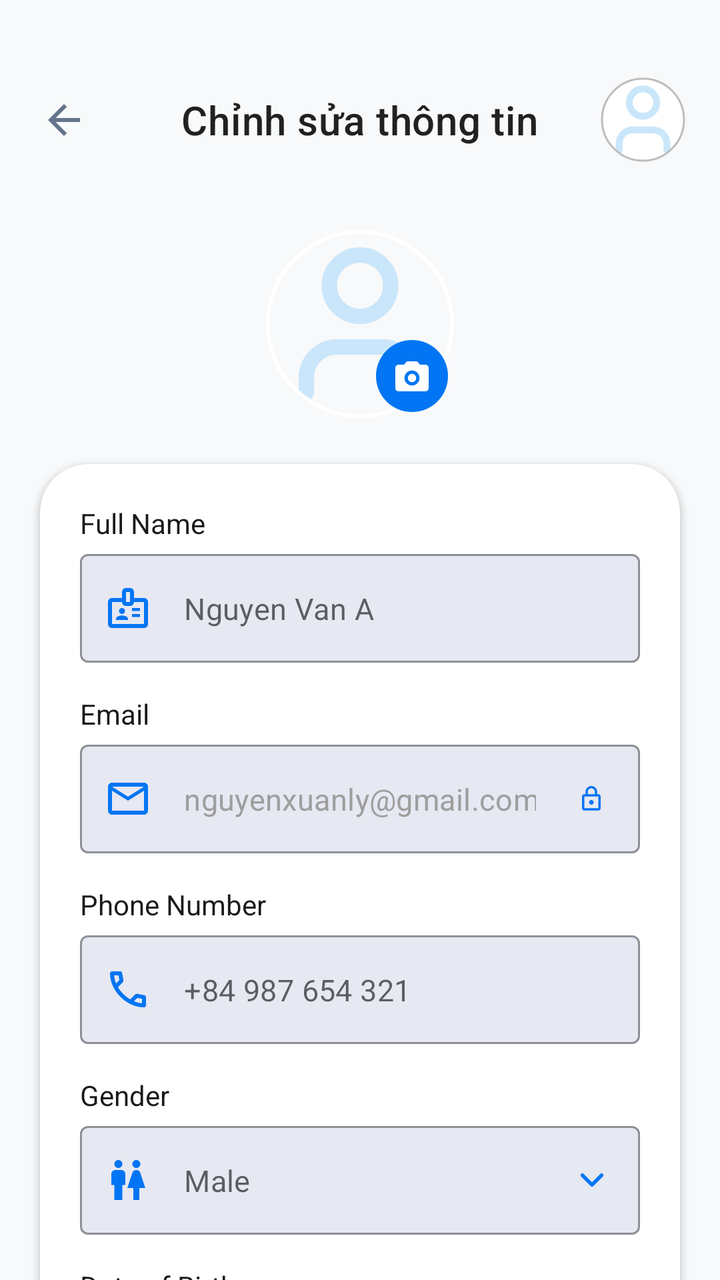
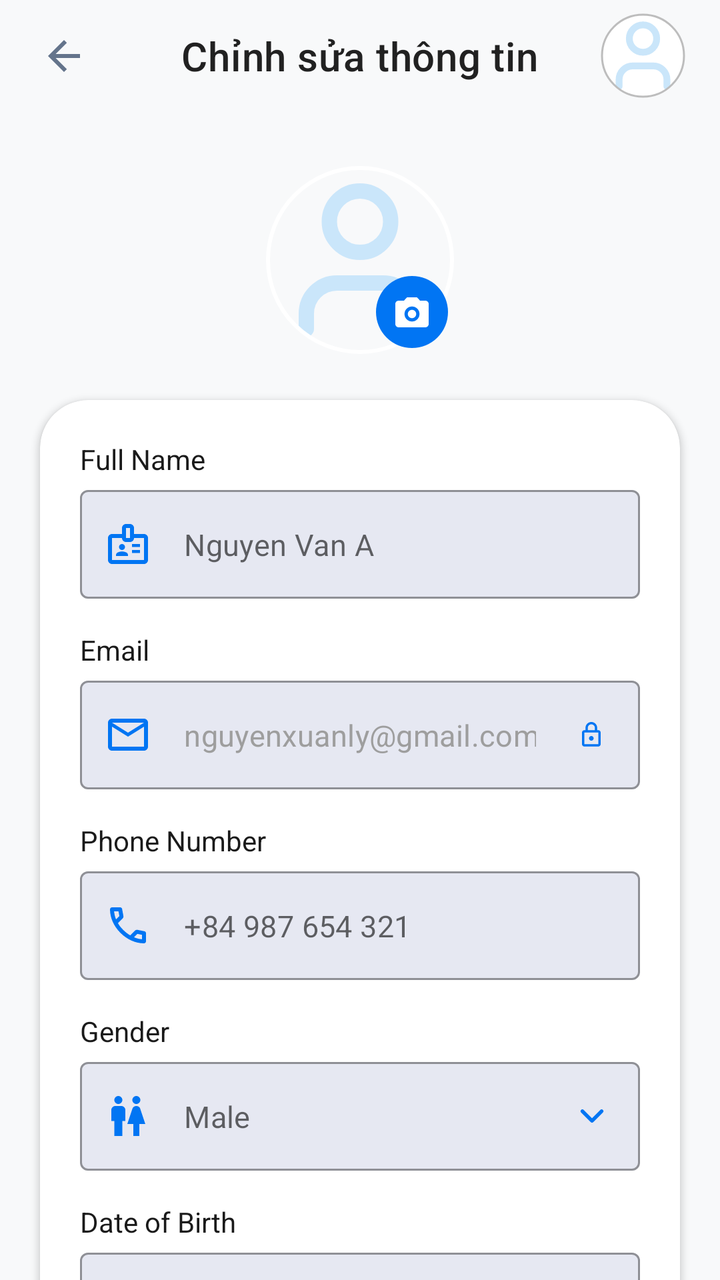

An Android layout rendered at two revisions. The XML below is the earlier revision; the diff shows what the commit changed to produce the second picture.
<!-- AndroidManifest.xml: application theme Theme.FlightBookingApp -->
<!-- res/layout/activity_user_edit_profile.xml -->
<?xml version="1.0" encoding="utf-8"?>
<androidx.coordinatorlayout.widget.CoordinatorLayout xmlns:android="http://schemas.android.com/apk/res/android"
    xmlns:app="http://schemas.android.com/apk/res-auto"
    android:layout_width="match_parent"
    android:layout_height="match_parent"
    xmlns:tools="http://schemas.android.com/tools"
    android:background="#F8F9FA">

    <com.google.android.material.appbar.AppBarLayout
        android:layout_width="match_parent"
        android:layout_height="wrap_content"
        android:background="@android:color/transparent"
        app:elevation="0dp">

        <com.google.android.material.appbar.MaterialToolbar
            android:id="@+id/toolbarEditProfile"
            android:layout_width="match_parent"
            android:layout_height="?attr/actionBarSize"
            app:navigationIcon="@drawable/ic_back"
            android:layout_marginTop="@dimen/spacing_large"
            android:paddingStart="4dp"

            app:title="Chỉnh sửa thông tin"
            app:titleCentered="true"
            app:titleTextColor="#212121">
            <com.google.android.material.imageview.ShapeableImageView
                android:id="@+id/imgSmallAvatar"
                android:layout_width="45dp"
                android:layout_height="45dp"
                android:layout_gravity="end"
                android:layout_marginEnd="16dp"
                android:scaleType="centerCrop"
                android:src="@drawable/ic_nav_profile"
                android:background="@color/white"
                android:padding="2dp"
                app:shapeAppearanceOverlay="@style/CircleImage"
                app:strokeColor="#BDBDBD"
                app:strokeWidth="1dp" />

        </com.google.android.material.appbar.MaterialToolbar>


    </com.google.android.material.appbar.AppBarLayout>

    <androidx.core.widget.NestedScrollView
        android:layout_width="match_parent"
        android:layout_height="match_parent"
        app:layout_behavior="@string/appbar_scrolling_view_behavior">

        <androidx.constraintlayout.widget.ConstraintLayout
            android:layout_width="match_parent"
            android:layout_height="wrap_content"
            android:paddingBottom="100dp">

            <androidx.constraintlayout.widget.ConstraintLayout
                android:id="@+id/layoutAvatar"
                android:layout_width="wrap_content"
                android:layout_height="wrap_content"
                android:layout_marginTop="24dp"
                app:layout_constraintTop_toTopOf="parent"
                app:layout_constraintStart_toStartOf="parent"
                app:layout_constraintEnd_toEndOf="parent">

                <com.google.android.material.imageview.ShapeableImageView
                    android:id="@+id/imgEditAvatar"
                    android:layout_width="100dp"
                    android:layout_height="100dp"
                    android:padding="4dp"
                    android:src="@drawable/ic_nav_profile"
                    app:strokeColor="@color/white"
                    app:strokeWidth="2dp"
                    android:scaleType="centerCrop"
                    app:shapeAppearanceOverlay="@style/CircleImage"
                    app:layout_constraintTop_toTopOf="parent"
                    app:layout_constraintStart_toStartOf="parent"
                    app:layout_constraintEnd_toEndOf="parent"/>

                
                <com.google.android.material.imageview.ShapeableImageView
                    android:id="@+id/imgChangeAvatar"
                    android:layout_width="40dp"
                    android:layout_height="40dp"
                    android:src="@drawable/ic_camera"
                    android:padding="2dp"
                    android:scaleType="center"
                    android:background="@color/primary_blue"
                    app:shapeAppearanceOverlay="@style/CircleImage"
                    app:layout_constraintBottom_toBottomOf="@id/imgEditAvatar"
                    app:layout_constraintEnd_toEndOf="@id/imgEditAvatar"
                    android:layout_marginBottom="4dp"
                    android:layout_marginEnd="4dp"
                    />


            </androidx.constraintlayout.widget.ConstraintLayout>

            <com.google.android.material.card.MaterialCardView
                android:id="@+id/cardForm"
                android:layout_width="0dp"
                android:layout_height="wrap_content"
                android:layout_margin="20dp"
                app:cardCornerRadius="24dp"
                app:cardElevation="2dp"
                app:strokeWidth="0dp"
                app:layout_constraintTop_toBottomOf="@id/layoutAvatar"
                app:layout_constraintStart_toStartOf="parent"
                app:layout_constraintEnd_toEndOf="parent">

                <LinearLayout
                    android:layout_width="match_parent"
                    android:layout_height="wrap_content"
                    android:orientation="vertical"
                    android:padding="20dp">

                    <TextView
                        android:layout_width="wrap_content"
                        android:layout_height="wrap_content"
                        android:text="Full Name"
                        android:textColor="@color/text_title"
                        android:textSize="@dimen/text_size_body"
                        android:layout_marginBottom="6dp" />

                    <com.google.android.material.textfield.TextInputLayout
                        android:layout_width="match_parent"
                        android:layout_height="wrap_content"
                        android:layout_marginBottom="16dp"
                        app:hintEnabled="false"
                        app:startIconDrawable="@drawable/ic_profile_card"
                        app:startIconTint="#0175F3"
                        app:boxBackgroundColor="@color/bg_input_field"
                        style="@style/Widget.MaterialComponents.TextInputLayout.OutlinedBox">

                        <com.google.android.material.textfield.TextInputEditText
                            android:id="@+id/edtFullName"
                            android:layout_width="match_parent"
                            android:layout_height="wrap_content"
                            android:hint="Nguyen Van A"
                            android:paddingStart="50dp"
                            android:inputType="textPersonName"
                            android:textColor="#212121"
                            android:textSize="15sp" />
                    </com.google.android.material.textfield.TextInputLayout>

                    <TextView
                        android:layout_width="wrap_content"
                        android:layout_height="wrap_content"
                        android:text="Email"
                        android:textColor="@color/text_title"
                        android:textSize="@dimen/text_size_body"
                        android:layout_marginBottom="6dp" />

                    <com.google.android.material.textfield.TextInputLayout
                        android:layout_width="match_parent"
                        android:layout_height="wrap_content"
                        android:layout_marginBottom="16dp"
                        app:endIconMode="custom"
                        app:hintEnabled="false"
                        app:startIconDrawable="@drawable/ic_profile_email"
                        app:startIconTint="#0175F3"
                        app:endIconDrawable="@drawable/ic_lock"
                        app:endIconTint="@color/primary_blue"
                        app:boxBackgroundColor="@color/bg_input_field"
                        style="@style/Widget.MaterialComponents.TextInputLayout.OutlinedBox">

                        <com.google.android.material.textfield.TextInputEditText
                            android:id="@+id/edtEmail"
                            android:layout_width="match_parent"
                            android:layout_height="wrap_content"
                            android:enabled="false"
                            android:text="nguyenxuanly@gmail.com"
                            android:textColor="#9E9E9E"
                            android:textSize="15sp" />
                    </com.google.android.material.textfield.TextInputLayout>

                    <TextView
                        android:layout_width="wrap_content"
                        android:layout_height="wrap_content"
                        android:text="Phone Number"
                        android:textColor="@color/text_title"
                        android:textSize="@dimen/text_size_body"
                        android:layout_marginBottom="6dp" />

                    <com.google.android.material.textfield.TextInputLayout
                        android:layout_width="match_parent"
                        android:layout_height="wrap_content"
                        android:layout_marginBottom="16dp"
                        app:hintEnabled="false"
                        app:startIconDrawable="@drawable/ic_profile_phone"
                        app:startIconTint="#0175F3"
                        app:boxBackgroundColor="@color/bg_input_field"
                        style="@style/Widget.MaterialComponents.TextInputLayout.OutlinedBox">

                        <com.google.android.material.textfield.TextInputEditText
                            android:id="@+id/edtPhone"
                            android:layout_width="match_parent"
                            android:layout_height="wrap_content"
                            android:hint="+84 987 654 321"
                            android:paddingStart="50dp"
                            android:inputType="phone"
                            android:maxLength="10"
                            android:textColor="#212121"
                            android:textSize="15sp" />
                    </com.google.android.material.textfield.TextInputLayout>

                    <TextView
                        android:layout_width="wrap_content"
                        android:layout_height="wrap_content"
                        android:text="Gender"
                        android:textColor="@color/text_title"
                        android:textSize="@dimen/text_size_body"
                        android:layout_marginBottom="6dp" />



                    <com.google.android.material.textfield.TextInputLayout
                        android:layout_width="match_parent"
                        android:layout_height="wrap_content"
                        android:layout_marginBottom="16dp"
                        app:hintEnabled="false"
                        app:endIconMode="custom"
                        app:startIconDrawable="@drawable/ic_profile_gender"
                        app:startIconTint="#0175F3"
                        app:endIconDrawable="@drawable/ic_expand_more"
                        app:endIconTint="@color/primary_blue"
                        app:boxBackgroundColor="@color/bg_input_field"
                        style="@style/Widget.MaterialComponents.TextInputLayout.OutlinedBox">

                        <com.google.android.material.textfield.TextInputEditText
                            android:id="@+id/edtGender"
                            android:layout_width="match_parent"
                            android:layout_height="wrap_content"
                            android:hint="Male"
                            android:paddingStart="50dp"
                            android:focusable="false"
                            android:clickable="true"
                            android:cursorVisible="false"
                            android:textColor="#212121"
                            android:textSize="15sp" />
                    </com.google.android.material.textfield.TextInputLayout>

                    <TextView
                        android:layout_width="wrap_content"
                        android:layout_height="wrap_content"
                        android:text="Date of Birth"
                        android:textColor="@color/text_title"
                        android:textSize="@dimen/text_size_body"
                        android:layout_marginBottom="6dp" />

                    <com.google.android.material.textfield.TextInputLayout
                        android:layout_width="match_parent"
                        android:layout_height="wrap_content"
                        android:layout_marginBottom="16dp"
                        app:hintEnabled="false"
                        app:startIconDrawable="@drawable/ic_calendar"
                        app:endIconDrawable="@drawable/ic_expand_more"
                        app:startIconTint="#0175F3"
                        app:boxBackgroundColor="@color/bg_input_field"
                        style="@style/Widget.MaterialComponents.TextInputLayout.OutlinedBox">

                        <com.google.android.material.textfield.TextInputEditText
                            android:id="@+id/edtDob"
                            android:layout_width="match_parent"
                            android:layout_height="wrap_content"
                            android:hint="01/01/2000"
                            android:paddingStart="50dp"
                            android:focusable="false"
                            android:clickable="true"
                            android:cursorVisible="false"
                            android:textColor="#212121"
                            android:textSize="15sp" />
                    </com.google.android.material.textfield.TextInputLayout>

                    <TextView
                        android:layout_width="wrap_content"
                        android:layout_height="wrap_content"
                        android:text="ID Card (CCCD)"
                        android:textColor="@color/text_title"
                        android:textSize="@dimen/text_size_body"
                        android:layout_marginBottom="6dp" />

                    <com.google.android.material.textfield.TextInputLayout
                        android:layout_width="match_parent"
                        android:layout_height="wrap_content"
                        app:hintEnabled="false"
                        app:boxBackgroundColor="@color/bg_input_field"
                        app:startIconDrawable="@drawable/ic_profile_card"
                        app:startIconTint="#0175F3"
                        style="@style/Widget.MaterialComponents.TextInputLayout.OutlinedBox">

                        <com.google.android.material.textfield.TextInputEditText
                            android:id="@+id/edtCccd"
                            android:layout_width="match_parent"
                            android:layout_height="wrap_content"
                            android:hint="012345678912"
                            android:paddingStart="50dp"
                            android:inputType="number"
                            android:maxLength="12"
                            android:textColor="#212121"
                            android:textSize="15sp" />
                    </com.google.android.material.textfield.TextInputLayout>

                </LinearLayout>

            </com.google.android.material.card.MaterialCardView>

            <com.google.android.material.button.MaterialButton
                android:id="@+id/btnSaveChanges"
                android:layout_width="0dp"
                android:layout_height="56dp"
                android:layout_margin="20dp"
                android:text="Save Changes"
                android:textSize="16sp"
                app:cornerRadius="12dp"
                android:backgroundTint="#0175F3"
                app:layout_constraintTop_toBottomOf="@id/cardForm"
                app:layout_constraintStart_toStartOf="parent"
                app:layout_constraintEnd_toEndOf="parent" />

            <ProgressBar
                android:id="@+id/progress_bar"
                android:layout_width="wrap_content"
                android:layout_height="wrap_content"
                android:visibility="gone"
                app:layout_constraintLeft_toLeftOf="parent"
                app:layout_constraintRight_toRightOf="parent"

                app:layout_constraintTop_toTopOf="parent"
                app:layout_constraintBottom_toBottomOf="parent"
                />


        </androidx.constraintlayout.widget.ConstraintLayout>
    </androidx.core.widget.NestedScrollView>


</androidx.coordinatorlayout.widget.CoordinatorLayout>
<!-- resources referenced by this layout -->
<resources>
  <color name="bg_input_field">#E6E8F2</color>
  <color name="primary_blue">#0175F3</color>
  <color name="text_title">#1A1A1A</color>
  <color name="white">#FFFFFFFF</color>
  <dimen name="spacing_large">32dp</dimen>
  <dimen name="text_size_body">14sp</dimen>
  <!-- drawable ic_back (drawable) -->
  <vector xmlns:android="http://schemas.android.com/apk/res/android"
      android:width="16dp"
      android:height="16dp"
      android:viewportWidth="16"
      android:viewportHeight="16">
    <path
        android:pathData="M3.825,9L9.425,14.6L8,16L0,8L8,0L9.425,1.4L3.825,7H16V9H3.825Z"
        android:fillColor="#64748B"/>
  </vector>
  <!-- drawable ic_expand_more (drawable) -->
  <vector xmlns:android="http://schemas.android.com/apk/res/android"
      android:width="24dp"
      android:height="24dp"
      android:viewportWidth="24"
      android:viewportHeight="24">
    <path
        android:pathData="M7.2,9.6L12,14.4L16.8,9.6"
        android:strokeLineJoin="round"
        android:strokeWidth="1.8"
        android:fillColor="#00000000"
        android:strokeColor="#6B7280"
        android:strokeLineCap="round"/>
  </vector>
  <!-- drawable ic_nav_profile (drawable) -->
  <vector xmlns:android="http://schemas.android.com/apk/res/android"
      android:width="24dp"
      android:height="24dp"
      android:viewportWidth="24"
      android:viewportHeight="24">
    <path
        android:pathData="M19,21V19C19,17.939 18.579,16.922 17.828,16.172C17.078,15.421 16.061,15 15,15H9C7.939,15 6.922,15.421 6.172,16.172C5.421,16.922 5,17.939 5,19V21"
        android:strokeLineJoin="round"
        android:strokeWidth="2"
        android:fillColor="#00000000"
        android:strokeColor="#CAE6FA"
        android:strokeLineCap="round"/>
    <path
        android:pathData="M12,11C14.209,11 16,9.209 16,7C16,4.791 14.209,3 12,3C9.791,3 8,4.791 8,7C8,9.209 9.791,11 12,11Z"
        android:strokeLineJoin="round"
        android:strokeWidth="2"
        android:fillColor="#00000000"
        android:strokeColor="#CAE6FA"
        android:strokeLineCap="round"/>
  </vector>
  <!-- drawable ic_profile_email (drawable) -->
  <vector xmlns:android="http://schemas.android.com/apk/res/android"
      android:width="20dp"
      android:height="16dp"
      android:viewportWidth="20"
      android:viewportHeight="16">
    <path
        android:pathData="M2,16C1.45,16 0.979,15.804 0.587,15.413C0.196,15.021 0,14.55 0,14V2C0,1.45 0.196,0.979 0.587,0.587C0.979,0.196 1.45,0 2,0H18C18.55,0 19.021,0.196 19.413,0.587C19.804,0.979 20,1.45 20,2V14C20,14.55 19.804,15.021 19.413,15.413C19.021,15.804 18.55,16 18,16H2V16M10,9L2,4V14V14V14H18V14V14V4L10,9V9M10,7L18,2H2L10,7V7M2,4V2V2V4V14V14V14V14V14V14V4V4"
        android:fillColor="#0175F3"/>
  </vector>
  <style name="CircleImage" parent="">
          <item name="cornerSize">50%</item>
      </style>
  <style name="Theme.FlightBookingApp" parent="Theme.MaterialComponents.DayNight.NoActionBar">
          
          <item name="colorPrimary">@color/purple_500</item>
          <item name="colorPrimaryVariant">@color/purple_700</item>
          <item name="colorOnPrimary">@color/white</item>
          
          <item name="colorSecondary">@color/teal_200</item>
          <item name="colorSecondaryVariant">@color/teal_700</item>
          <item name="colorOnSecondary">@color/black</item>
          
          <item name="android:statusBarColor">?attr/colorPrimaryVariant</item>
          
      </style>
  <color name="purple_500">#FF6200EE</color>
  <color name="purple_700">#FF3700B3</color>
  <color name="teal_200">#FF03DAC5</color>
  <color name="teal_700">#FF018786</color>
  <color name="black">#FF000000</color>
  <!-- unchanged entries left out for length: 6 -->
</resources>

<!-- the commit's change to res/layout/activity_user_edit_profile.xml (unified diff, before → after) -->
@@ -1,6 +1,7 @@
 <?xml version="1.0" encoding="utf-8"?>
 <androidx.coordinatorlayout.widget.CoordinatorLayout xmlns:android="http://schemas.android.com/apk/res/android"
     xmlns:app="http://schemas.android.com/apk/res-auto"
+    android:id="@+id/main"
     android:layout_width="match_parent"
     android:layout_height="match_parent"
     xmlns:tools="http://schemas.android.com/tools"
@@ -17,7 +18,6 @@
             android:layout_width="match_parent"
             android:layout_height="?attr/actionBarSize"
             app:navigationIcon="@drawable/ic_back"
-            android:layout_marginTop="@dimen/spacing_large"
             android:paddingStart="4dp"
 
             app:title="Chỉnh sửa thông tin"
<!-- resource entries referenced after the edit -->
@@ -4,7 +4,6 @@
   <color name="primary_blue">#0175F3</color>
   <color name="text_title">#1A1A1A</color>
   <color name="white">#FFFFFFFF</color>
-  <dimen name="spacing_large">32dp</dimen>
   <dimen name="text_size_body">14sp</dimen>
   <!-- drawable ic_back (drawable) -->
   <vector xmlns:android="http://schemas.android.com/apk/res/android"
